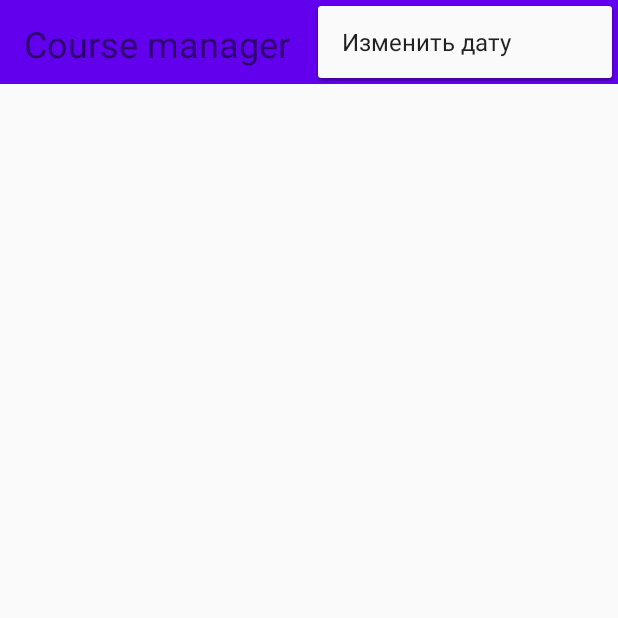
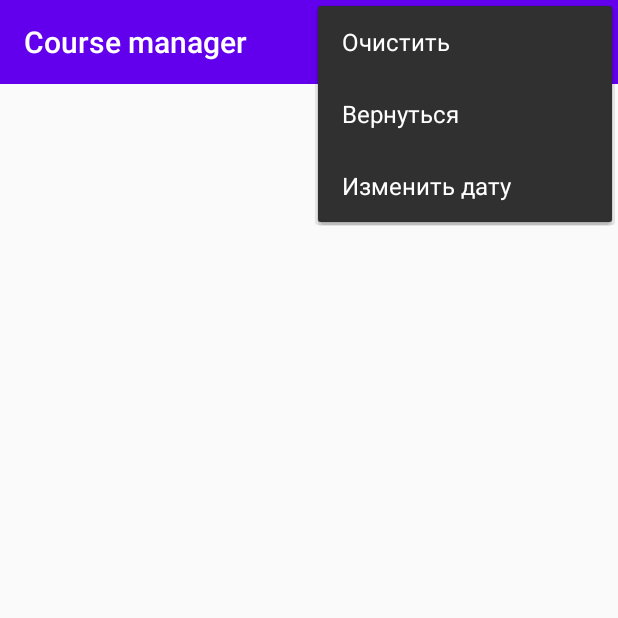
Before and after one commit to AkhIgor/CourseManager, an Android app: the screen it shows after launch (MainActivity), with the options menu open, on a phone screen of 412 x 824 dp, the top half of it. Run offline under Robolectric (Android 15) with nearby library versions, the phone set to English and light mode, and no system bars; libraries missing offline, so code that uses them is left out: com.jakewharton.retrofit2, retrofit2.converter.simplexml; 9 statements that could not run were skipped.

Commit message:
30.09.2020

```diff
--- a/app/src/main/java/com/igor/coursemanager/network/repository/RepositoryImpl.kt
+++ b/app/src/main/java/com/igor/coursemanager/network/repository/RepositoryImpl.kt
@@ -8,6 +8,8 @@ object RepositoryImpl : Repository {
 
     private val centralBankApi: CentralBankApi = NetworkService.centralBankApi()
 
-    override suspend fun getCurrencies(date: String): Currencies =
-        centralBankApi.getCurrencies(date)
+    override suspend fun getCurrencies(date: String): Currencies {
+        println(centralBankApi.authorize())
+        return Currencies()
+    }
 }
--- a/app/src/main/java/com/igor/coursemanager/network/service/CentralBankApi.kt
+++ b/app/src/main/java/com/igor/coursemanager/network/service/CentralBankApi.kt
@@ -8,4 +8,7 @@ interface CentralBankApi {
 
     @POST("XML_daily.asp")
     suspend fun getCurrencies(@Query("date_req") date: String): Currencies
+
+    @POST("ApplicationManagementService")
+    suspend fun authorize(): String
 }
--- a/app/src/main/java/com/igor/coursemanager/network/service/NetworkService.kt
+++ b/app/src/main/java/com/igor/coursemanager/network/service/NetworkService.kt
@@ -16,6 +16,4 @@ object NetworkService {
         retrofit.create(CentralBankApi::class.java)
 }
 
-private const val BASE_URL = "https://www.cbr.ru/scripts/"
-
-private const val TEST_URL = "https://www.cbr.ru/scripts/XML_daily.asp?date_req=06/07/2020"
+private const val BASE_URL = "https://degtyarev-180620:B6h2Wa6L@api.vetrf.ru/platform/services/2.0/"
--- /dev/null
+++ b/app/src/main/java/com/igor/coursemanager/presentation/debounce/Debouncer.kt
@@ -0,0 +1,20 @@
+package com.igor.coursemanager.presentation.debounce
+
+import kotlinx.coroutines.delay
+
+class Debouncer(
+    private val debounceTime: Long = 10_000L
+) {
+    var executing: Boolean = false
+
+    suspend fun doAction(action: suspend () -> Unit) {
+        executing = true
+        val currTime = System.currentTimeMillis()
+        println("currTime:$currTime ")
+        println("delayed")
+        delay(debounceTime)
+        action()
+        println("executed on: ${Thread.currentThread()}")
+        executing = false
+    }
+}
--- a/app/src/main/java/com/igor/coursemanager/presentation/listener/SearchTextListener.kt
+++ b/app/src/main/java/com/igor/coursemanager/presentation/listener/SearchTextListener.kt
@@ -3,6 +3,7 @@ package com.igor.coursemanager.presentation.listener
 import android.text.Editable
 import android.text.TextWatcher
 import android.widget.EditText
+import com.igor.coursemanager.presentation.debounce.Debouncer
 import com.igor.coursemanager.util.actionWithDebounce
 import kotlinx.coroutines.CoroutineScope
 import kotlinx.coroutines.Dispatchers.Main
@@ -14,10 +15,11 @@ class SearchTextListener(
 ) : TextWatcher {
 
     private var observe = true
+    private val debouncer = Debouncer()
 
     override fun afterTextChanged(searchedText: Editable?) {
         if (observe && searchedText.toString().isNotBlank()) {
-            actionWithDebounce {
+            debouncer.actionWithDebounce {
                 val searchedList = search(searchedText.toString().trim())
                 withContext(Main) {
                     listOwner.updateList(searchedList)
@@ -54,5 +56,3 @@ class SearchTextListener(
             }
         } else listOwner.currencyList
 }
-
-const val EMPTY_STRING = ""
--- a/app/src/main/res/drawable/ic_cross.xml
+++ b/app/src/main/res/drawable/ic_cross.xml
@@ -1,9 +1,10 @@
 <vector xmlns:android="http://schemas.android.com/apk/res/android"
-    android:width="24dp"
-    android:height="24dp"
+    android:width="16dp"
+    android:height="16dp"
     android:viewportWidth="512"
     android:viewportHeight="512">
     <path
-        android:fillColor="#FF000000"
+        android:fillColor="#FFFF"
+        android:fillType="evenOdd"
         android:pathData="M284.284,256L506.142,34.142c7.811,-7.81 7.811,-20.474 0,-28.284c-7.811,-7.811 -20.474,-7.811 -28.284,0L256,227.716L34.142,5.858c-7.811,-7.811 -20.474,-7.811 -28.284,0c-7.811,7.81 -7.811,20.474 0,28.284L227.716,256L5.858,477.858c-7.811,7.811 -7.811,20.474 0,28.284c7.81,7.81 20.473,7.811 28.284,0L256,284.284l221.858,221.858c7.81,7.81 20.473,7.811 28.284,0c7.811,-7.811 7.811,-20.474 0,-28.284L284.284,256z" />
 </vector>
--- a/app/src/main/res/drawable/ic_return.xml
+++ b/app/src/main/res/drawable/ic_return.xml
@@ -1,15 +1,18 @@
 <vector xmlns:android="http://schemas.android.com/apk/res/android"
-    android:width="24dp"
-    android:height="24dp"
+    android:width="16dp"
+    android:height="16dp"
     android:viewportWidth="512"
     android:viewportHeight="512">
   <path
-      android:fillColor="#FF000000"
+      android:fillColor="#FFFF"
+      android:fillType="evenOdd"
       android:pathData="M501.342,245.185H36.424L210.227,71.404c4.093,-4.237 3.975,-10.99 -0.262,-15.083c-4.134,-3.992 -10.687,-3.992 -14.82,0l-192,192c-4.171,4.16 -4.179,10.914 -0.019,15.085c0.006,0.006 0.013,0.013 0.019,0.019l192,192c4.093,4.237 10.845,4.354 15.083,0.262c4.237,-4.093 4.354,-10.845 0.262,-15.083c-0.086,-0.089 -0.173,-0.176 -0.262,-0.262L36.424,266.519h464.917c5.891,0 10.667,-4.776 10.667,-10.667S507.233,245.185 501.342,245.185z"/>
   <path
-      android:fillColor="#FF000000"
+      android:fillColor="#FFFF"
+      android:fillType="evenOdd"
       android:pathData="M202.675,458.519c-2.831,0.005 -5.548,-1.115 -7.552,-3.115l-192,-192c-4.164,-4.165 -4.164,-10.917 0,-15.083l192,-192c4.237,-4.093 10.99,-3.975 15.083,0.262c3.992,4.134 3.992,10.687 0,14.82L25.758,255.852L210.206,440.3c4.171,4.16 4.179,10.914 0.019,15.085C208.224,457.39 205.508,458.518 202.675,458.519z"/>
   <path
-      android:fillColor="#FF000000"
+      android:fillColor="#FFFF"
+      android:fillType="evenOdd"
       android:pathData="M501.342,266.519H10.675c-5.891,0 -10.667,-4.776 -10.667,-10.667s4.776,-10.667 10.667,-10.667h490.667c5.891,0 10.667,4.776 10.667,10.667S507.233,266.519 501.342,266.519z"/>
 </vector>
--- a/app/src/main/res/drawable/ic_search.xml
+++ b/app/src/main/res/drawable/ic_search.xml
@@ -1,9 +1,10 @@
 <vector xmlns:android="http://schemas.android.com/apk/res/android"
-    android:width="24dp"
-    android:height="24dp"
+    android:width="16dp"
+    android:height="16dp"
     android:viewportWidth="512"
     android:viewportHeight="512">
   <path
       android:fillColor="#FF000000"
-      android:pathData="M508.885,493.784L353.109,338.008c32.341,-35.925 52.224,-83.285 52.224,-135.339c0,-111.744 -90.923,-202.667 -202.667,-202.667S0,90.925 0,202.669s90.923,202.667 202.667,202.667c52.053,0 99.413,-19.883 135.339,-52.245l155.776,155.776c2.091,2.091 4.821,3.136 7.552,3.136c2.731,0 5.461,-1.045 7.552,-3.115C513.045,504.707 513.045,497.965 508.885,493.784zM202.667,384.003c-99.989,0 -181.333,-81.344 -181.333,-181.333S102.677,21.336 202.667,21.336S384,102.68 384,202.669S302.656,384.003 202.667,384.003z"/>
+      android:fillType="evenOdd"
+      android:pathData="M508.885,493.784L353.109,338.009c32.341,-35.925 52.224,-83.285 52.224,-135.339c0,-111.744 -90.923,-202.667 -202.667,-202.667S0,90.925 0,202.669s90.923,202.667 202.667,202.667c52.053,0 99.413,-19.883 135.339,-52.245l155.776,155.776c2.091,2.091 4.821,3.136 7.552,3.136c2.731,0 5.461,-1.045 7.552,-3.115C513.045,504.707 513.045,497.965 508.885,493.784zM202.667,384.003c-99.989,0 -181.333,-81.344 -181.333,-181.333S102.677,21.336 202.667,21.336S384,102.68 384,202.669S302.656,384.003 202.667,384.003z"/>
 </vector>
--- a/app/src/main/res/layout/activity_main.xml
+++ b/app/src/main/res/layout/activity_main.xml
@@ -1,10 +1,8 @@
 <?xml version="1.0" encoding="utf-8"?>
 <androidx.constraintlayout.widget.ConstraintLayout xmlns:android="http://schemas.android.com/apk/res/android"
     xmlns:app="http://schemas.android.com/apk/res-auto"
-    xmlns:tools="http://schemas.android.com/tools"
     android:layout_width="match_parent"
-    android:layout_height="match_parent"
-    tools:context=".view.activity.MainActivity">
+    android:layout_height="match_parent">
 
     <include
         android:id="@+id/toolbar"
--- a/app/src/main/res/layout/search_toolbar.xml
+++ b/app/src/main/res/layout/search_toolbar.xml
@@ -1,18 +1,12 @@
 <?xml version="1.0" encoding="utf-8"?>
 <FrameLayout xmlns:android="http://schemas.android.com/apk/res/android"
     xmlns:app="http://schemas.android.com/apk/res-auto"
-    xmlns:tools="http://schemas.android.com/tools"
     android:layout_width="match_parent"
-    android:layout_height="wrap_content"
-    tools:theme="AppTheme">
+    android:layout_height="wrap_content">
 
     <androidx.appcompat.widget.Toolbar
         android:id="@+id/search_toolbar"
-        style="@style/Widget.AppCompat.Toolbar"
-        android:layout_width="match_parent"
-        android:layout_height="?attr/actionBarSize"
-        android:background="?attr/colorPrimary"
-        android:minHeight="?attr/actionBarSize"
+        style="@style/Toolbar"
         app:layout_constraintEnd_toEndOf="parent"
         app:layout_constraintStart_toStartOf="parent"
         app:layout_constraintTop_toTopOf="parent">
@@ -23,6 +17,7 @@
             android:layout_marginTop="@dimen/margin_small_x"
             android:layout_marginBottom="@dimen/margin_little"
             android:gravity="bottom"
+            android:visibility="gone"
             android:orientation="horizontal">
 
             <TextView
@@ -40,7 +35,7 @@
                 android:id="@+id/search_edit_text"
                 android:layout_width="0dp"
                 android:layout_height="wrap_content"
-                android:hint="@string/search_text"
+                android:hint="@string/search"
                 android:importantForAutofill="no"
                 android:inputType="text"
                 android:visibility="gone"
--- a/app/src/main/res/menu/menu.xml
+++ b/app/src/main/res/menu/menu.xml
@@ -1,5 +1,27 @@
 <?xml version="1.0" encoding="utf-8"?>
-<menu xmlns:android="http://schemas.android.com/apk/res/android">
+<menu xmlns:android="http://schemas.android.com/apk/res/android"
+    xmlns:app="http://schemas.android.com/apk/res-auto"
+    xmlns:srcCompat="http://schemas.android.com/tools">
+
+    <item
+        android:id="@+id/action_search"
+        android:icon="@drawable/ic_search"
+        android:title="@string/search"
+        app:showAsAction="ifRoom" />
+
+    <item
+        android:id="@+id/action_close"
+        android:icon="@drawable/ic_cross"
+        android:title="@string/clear"
+        app:showAsAction="never"
+        srcCompat:tint="?attr/colorPrimary" />
+
+    <item
+        android:id="@+id/action_home"
+        android:icon="@drawable/ic_return"
+        android:title="@string/back"
+        app:showAsAction="never"
+        srcCompat:tint="?attr/colorPrimary" />
 
     <item
         android:id="@+id/changing_date"
--- a/app/src/main/res/values/dimens.xml
+++ b/app/src/main/res/values/dimens.xml
@@ -17,4 +17,5 @@
     <dimen name="text_size_giant">60sp</dimen>
 
     <dimen name="small_icon">16dp</dimen>
+    <dimen name="small_button">24dp</dimen>
 </resources>
--- a/app/src/main/res/values/strings.xml
+++ b/app/src/main/res/values/strings.xml
@@ -5,5 +5,7 @@
     <string name="setting_date_cancel">Отмена</string>
     <string name="setting_date_ok">ОК</string>
 
-    <string name="search_text">Поиск</string>
+    <string name="search">Поиск</string>
+    <string name="clear">Очистить</string>
+    <string name="back">Вернуться</string>
 </resources>
--- a/app/src/main/res/values/styles.xml
+++ b/app/src/main/res/values/styles.xml
@@ -1,5 +1,4 @@
 <resources>
-
     <!-- Base application theme. -->
     <style name="AppTheme" parent="Theme.AppCompat.Light.NoActionBar">
         <!-- Customize your theme here. -->
@@ -10,4 +9,16 @@
         <item name="colorDividerTint">@color/colorDividerLight</item>
     </style>
 
+    <style name="Toolbar" parent="Widget.AppCompat.SearchView">
+<!--        <item name="android:textCursorDrawable">@drawable/white_cursor</item>-->
+        <item name="queryBackground">@android:color/transparent</item>
+        <item name="searchIcon">@drawable/ic_search</item>
+        <item name="closeIcon">@drawable/ic_cross</item>
+        <item name="queryHint">@string/search</item>
+        <item name="android:layout_width">match_parent</item>
+        <item name="android:layout_height">?attr/actionBarSize</item>
+        <item name="theme">@style/ThemeOverlay.AppCompat.Dark.ActionBar</item>
+        <item name="android:background">?attr/colorPrimary</item>
+    </style>
+
 </resources>
--- a/build.gradle
+++ b/build.gradle
@@ -1,7 +1,7 @@
 // Top-level build file where you can add configuration options common to all sub-projects/modules.
 
 buildscript {
-    ext.kotlin_version = '1.3.61'
+    ext.kotlin_version = '1.4.10'
     repositories {
         google()
         jcenter()
```
Also changed, not shown: app/build.gradle (+7 -7 lines), app/src/main/java/com/igor/coursemanager/network/service/MercuryApi.java (added, +8 -0 lines), app/src/main/java/com/igor/coursemanager/network/service/Network.java (added, +33 -0 lines), app/src/main/java/com/igor/coursemanager/util/Extensions.kt (+11 -40 lines), app/src/main/res/drawable/ic_search_black_24dp.xml (added, +9 -0 lines), gradle/wrapper/gradle-wrapper.properties (deleted), 1 other file.
